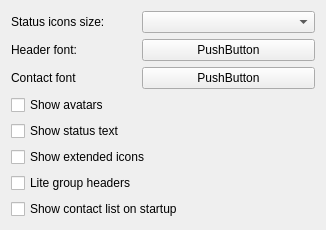
euroelessar/qutim, file core/src/corelayers/simplecontactlist/simplecontactdelegate/settings/simplecontactlistsettings.ui: the form before one commit.
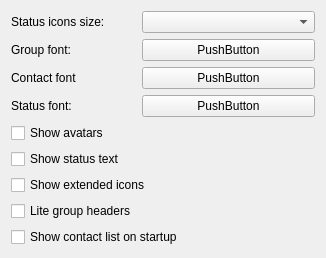
The form after the commit.

Commit message: Added status font settings

Diff of the .ui file:
```diff
--- a/core/src/corelayers/simplecontactlist/simplecontactdelegate/settings/simplecontactlistsettings.ui
+++ b/core/src/corelayers/simplecontactlist/simplecontactdelegate/settings/simplecontactlistsettings.ui
@@ -7,7 +7,7 @@
     <x>0</x>
     <y>0</y>
     <width>326</width>
-    <height>220</height>
+    <height>236</height>
    </rect>
   </property>
   <property name="windowTitle">
@@ -27,35 +27,35 @@
    <item row="0" column="1">
     <widget class="QComboBox" name="sizesBox"/>
    </item>
-   <item row="3" column="0" colspan="2">
+   <item row="4" column="0" colspan="2">
     <widget class="QCheckBox" name="avatarsBox">
      <property name="text">
       <string>Show avatars</string>
      </property>
     </widget>
    </item>
-   <item row="4" column="0" colspan="2">
+   <item row="5" column="0" colspan="2">
     <widget class="QCheckBox" name="statusBox">
      <property name="text">
       <string>Show status text</string>
      </property>
     </widget>
    </item>
-   <item row="5" column="0" colspan="2">
+   <item row="6" column="0" colspan="2">
     <widget class="QCheckBox" name="extendedInfoBox">
      <property name="text">
       <string>Show extended icons</string>
      </property>
     </widget>
    </item>
-   <item row="6" column="0">
+   <item row="7" column="0">
     <widget class="QCheckBox" name="liteBox">
      <property name="text">
       <string>Lite group headers</string>
      </property>
     </widget>
    </item>
-   <item row="7" column="0" colspan="2">
+   <item row="8" column="0" colspan="2">
     <widget class="QCheckBox" name="onstartupBox">
      <property name="text">
       <string>Show contact list on startup</string>
@@ -65,7 +65,7 @@
    <item row="1" column="0">
     <widget class="QLabel" name="label_2">
      <property name="text">
-      <string>Header font:</string>
+      <string>Group font:</string>
      </property>
     </widget>
    </item>
@@ -90,6 +90,20 @@
      </property>
     </widget>
    </item>
+   <item row="3" column="0">
+    <widget class="QLabel" name="label_4">
+     <property name="text">
+      <string>Status font:</string>
+     </property>
+    </widget>
+   </item>
+   <item row="3" column="1">
+    <widget class="QPushButton" name="statusFontSettingsButton">
+     <property name="text">
+      <string>PushButton</string>
+     </property>
+    </widget>
+   </item>
   </layout>
  </widget>
  <resources/>
```
The commit also changes 4 other files.
